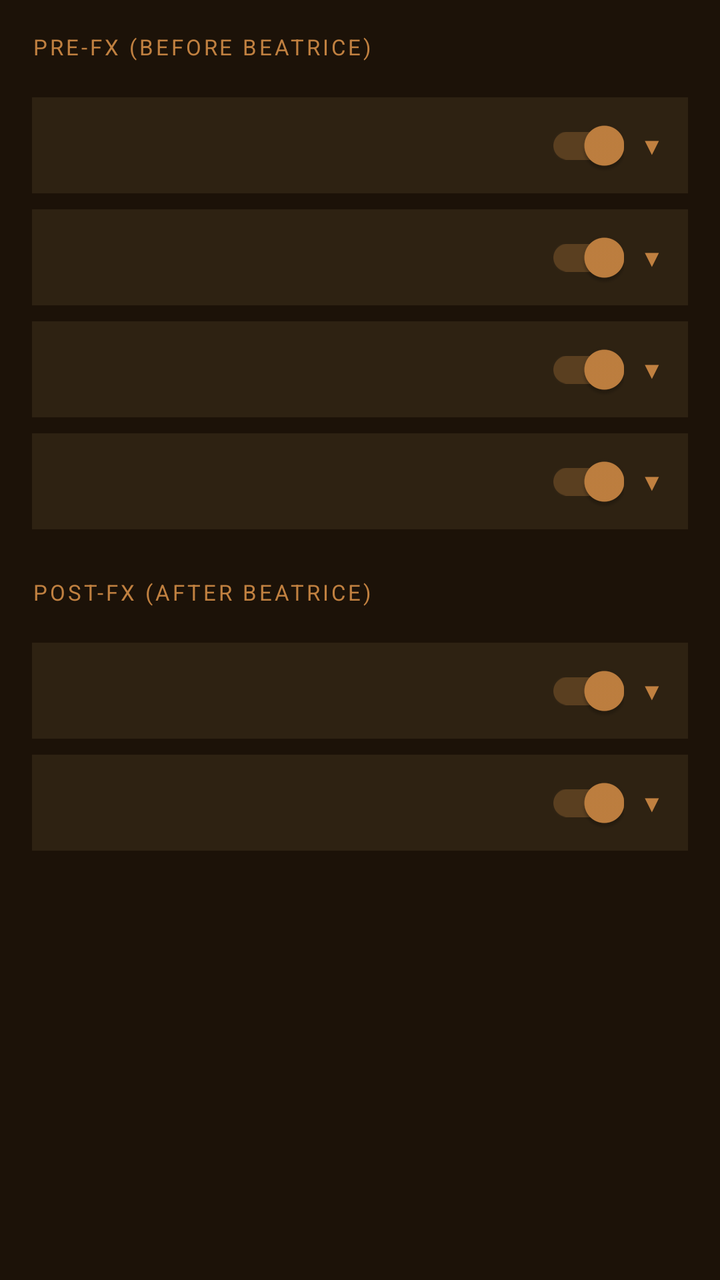
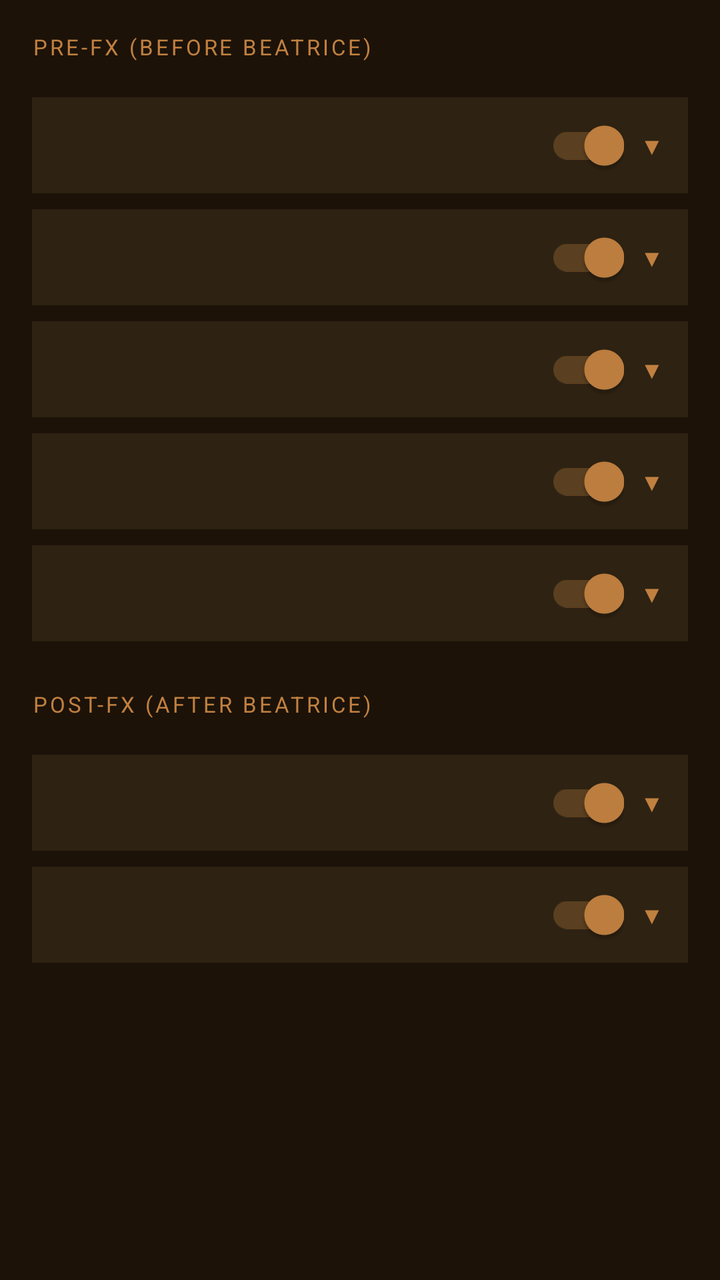

Before-and-after screenshots of an Android layout around one commit, followed by the original layout XML and the change that was made.
<!-- AndroidManifest.xml: application theme Theme.beatriceapp -->
<!-- res/layout/fragment_effector.xml -->
<?xml version="1.0" encoding="utf-8"?>
<ScrollView xmlns:android="http://schemas.android.com/apk/res/android"
    xmlns:app="http://schemas.android.com/apk/res-auto"
    android:layout_width="match_parent"
    android:layout_height="match_parent"
    android:background="@color/vst_bg_primary">

    <LinearLayout
        android:layout_width="match_parent"
        android:layout_height="wrap_content"
        android:orientation="vertical"
        android:padding="16dp">

        
        <TextView
            android:layout_width="match_parent"
            android:layout_height="wrap_content"
            android:text="@string/section_pre_fx"
            android:textColor="@color/vst_accent"
            android:textSize="11sp"
            android:textAllCaps="true"
            android:letterSpacing="0.12"
            android:layout_marginBottom="10dp" />

        
        <include
            android:id="@+id/amplifier_section_header"
            layout="@layout/item_effector_section" />

        <LinearLayout
            android:id="@+id/amplifier_content"
            android:layout_width="match_parent"
            android:layout_height="wrap_content"
            android:orientation="vertical"
            android:visibility="gone"
            android:padding="12dp"
            android:background="@color/vst_bg_secondary">

            <include
                android:id="@+id/amplifier_gain_slider"
                layout="@layout/item_effector_slider" />
        </LinearLayout>

        
        <include
            android:id="@+id/noise_gate_section_header"
            layout="@layout/item_effector_section" />

        <LinearLayout
            android:id="@+id/noise_gate_content"
            android:layout_width="match_parent"
            android:layout_height="wrap_content"
            android:orientation="vertical"
            android:visibility="gone"
            android:padding="12dp"
            android:background="@color/vst_bg_secondary">

            <include
                android:id="@+id/noise_gate_meters"
                layout="@layout/item_effector_dynamic_meters" />

            <include
                android:id="@+id/noise_gate_threshold_slider"
                layout="@layout/item_effector_slider" />

            <include
                android:id="@+id/noise_gate_range_slider"
                layout="@layout/item_effector_slider" />

            <include
                android:id="@+id/noise_gate_attack_slider"
                layout="@layout/item_effector_slider" />

            <include
                android:id="@+id/noise_gate_release_slider"
                layout="@layout/item_effector_slider" />
        </LinearLayout>

        
        <include
            android:id="@+id/compressor_section_header"
            layout="@layout/item_effector_section" />

        <LinearLayout
            android:id="@+id/compressor_content"
            android:layout_width="match_parent"
            android:layout_height="wrap_content"
            android:orientation="vertical"
            android:visibility="gone"
            android:padding="12dp"
            android:background="@color/vst_bg_secondary">

            <include
                android:id="@+id/compressor_meters"
                layout="@layout/item_effector_dynamic_meters" />

            <include
                android:id="@+id/compressor_threshold_slider"
                layout="@layout/item_effector_slider" />

            <include
                android:id="@+id/compressor_ratio_slider"
                layout="@layout/item_effector_slider" />

            <include
                android:id="@+id/compressor_attack_slider"
                layout="@layout/item_effector_slider" />

            <include
                android:id="@+id/compressor_release_slider"
                layout="@layout/item_effector_slider" />

            <include
                android:id="@+id/compressor_makeup_gain_slider"
                layout="@layout/item_effector_slider" />
        </LinearLayout>

        
        <include
            android:id="@+id/pre_equalizer_section_header"
            layout="@layout/item_effector_section" />

        <LinearLayout
            android:id="@+id/pre_equalizer_content"
            android:layout_width="match_parent"
            android:layout_height="wrap_content"
            android:orientation="vertical"
            android:visibility="gone"
            android:padding="12dp"
            android:background="@color/vst_bg_secondary">

            <com.gokrack.beatriceapp.view.EqCurveView
                android:id="@+id/pre_equalizer_curve"
                android:layout_width="match_parent"
                android:layout_height="160dp"
                android:layout_marginBottom="12dp"
                android:background="@color/vst_bg_card" />

            <include
                android:id="@+id/pre_eq_band_0"
                layout="@layout/item_eq_band" />

            <include
                android:id="@+id/pre_eq_band_1"
                layout="@layout/item_eq_band" />

            <include
                android:id="@+id/pre_eq_band_2"
                layout="@layout/item_eq_band" />
        </LinearLayout>

        
        <TextView
            android:layout_width="match_parent"
            android:layout_height="wrap_content"
            android:text="@string/section_post_fx"
            android:textColor="@color/vst_accent"
            android:textSize="11sp"
            android:textAllCaps="true"
            android:letterSpacing="0.12"
            android:layout_marginTop="24dp"
            android:layout_marginBottom="10dp" />

        
        <include
            android:id="@+id/post_equalizer_section_header"
            layout="@layout/item_effector_section" />

        <LinearLayout
            android:id="@+id/post_equalizer_content"
            android:layout_width="match_parent"
            android:layout_height="wrap_content"
            android:orientation="vertical"
            android:visibility="gone"
            android:padding="12dp"
            android:background="@color/vst_bg_secondary">

            <com.gokrack.beatriceapp.view.EqCurveView
                android:id="@+id/post_equalizer_curve"
                android:layout_width="match_parent"
                android:layout_height="160dp"
                android:layout_marginBottom="12dp"
                android:background="@color/vst_bg_card" />

            <include
                android:id="@+id/post_eq_band_0"
                layout="@layout/item_eq_band" />

            <include
                android:id="@+id/post_eq_band_1"
                layout="@layout/item_eq_band" />

            <include
                android:id="@+id/post_eq_band_2"
                layout="@layout/item_eq_band" />

            <include
                android:id="@+id/post_eq_band_3"
                layout="@layout/item_eq_band" />

            <include
                android:id="@+id/post_eq_band_4"
                layout="@layout/item_eq_band" />
        </LinearLayout>

        
        <include
            android:id="@+id/limiter_section_header"
            layout="@layout/item_effector_section" />

        <LinearLayout
            android:id="@+id/limiter_content"
            android:layout_width="match_parent"
            android:layout_height="wrap_content"
            android:orientation="vertical"
            android:visibility="gone"
            android:padding="12dp"
            android:layout_marginBottom="48dp"
            android:background="@color/vst_bg_secondary">

            <include
                android:id="@+id/limiter_meters"
                layout="@layout/item_effector_dynamic_meters" />

            <include
                android:id="@+id/limiter_threshold_slider"
                layout="@layout/item_effector_slider" />

            <include
                android:id="@+id/limiter_attack_slider"
                layout="@layout/item_effector_slider" />

            <include
                android:id="@+id/limiter_release_slider"
                layout="@layout/item_effector_slider" />
        </LinearLayout>

    </LinearLayout>
</ScrollView>
<!-- res/layout/item_effector_section.xml (included above) -->
<?xml version="1.0" encoding="utf-8"?>
<LinearLayout xmlns:android="http://schemas.android.com/apk/res/android"
    android:id="@+id/section_header"
    android:layout_width="match_parent"
    android:layout_height="48dp"
    android:orientation="horizontal"
    android:gravity="center_vertical"
    android:background="@color/vst_bg_card"
    android:paddingStart="12dp"
    android:paddingEnd="12dp"
    android:layout_marginTop="8dp">

    <TextView
        android:id="@+id/section_title"
        android:layout_width="0dp"
        android:layout_height="wrap_content"
        android:layout_weight="1"
        android:textColor="@color/vst_text_primary"
        android:textSize="15sp"
        android:textStyle="bold" />

    <androidx.appcompat.widget.SwitchCompat
        android:id="@+id/section_switch"
        android:layout_width="wrap_content"
        android:layout_height="wrap_content"
        android:checked="true" />

    <TextView
        android:id="@+id/section_arrow"
        android:layout_width="wrap_content"
        android:layout_height="wrap_content"
        android:layout_marginStart="8dp"
        android:text="▼"
        android:textColor="@color/vst_accent"
        android:textSize="12sp" />
</LinearLayout>
<!-- res/layout/item_effector_slider.xml (included above) -->
<?xml version="1.0" encoding="utf-8"?>
<LinearLayout xmlns:android="http://schemas.android.com/apk/res/android"
    xmlns:app="http://schemas.android.com/apk/res-auto"
    android:layout_width="match_parent"
    android:layout_height="wrap_content"
    android:orientation="vertical"
    android:layout_marginTop="8dp">

    <LinearLayout
        android:layout_width="match_parent"
        android:layout_height="wrap_content"
        android:orientation="horizontal">

        <TextView
            android:id="@+id/effector_slider_label"
            android:layout_width="0dp"
            android:layout_height="wrap_content"
            android:layout_weight="1"
            android:textColor="@color/vst_text_secondary"
            android:textSize="13sp" />

        <TextView
            android:id="@+id/effector_slider_value"
            android:layout_width="80dp"
            android:layout_height="wrap_content"
            android:textColor="@color/vst_text_primary"
            android:textSize="13sp"
            android:gravity="end" />
    </LinearLayout>

    <LinearLayout
        android:layout_width="match_parent"
        android:layout_height="wrap_content"
        android:orientation="horizontal"
        android:gravity="center_vertical">

        <Button
            android:id="@+id/effector_slider_decrement"
            style="@style/Widget.MaterialComponents.Button.TextButton"
            android:layout_width="36dp"
            android:layout_height="36dp"
            android:minWidth="0dp"
            android:minHeight="0dp"
            android:padding="0dp"
            android:text="−"
            android:textColor="@color/vst_accent"
            android:textSize="18sp" />

        <com.google.android.material.slider.Slider
            android:id="@+id/effector_slider"
            android:layout_width="0dp"
            android:layout_height="wrap_content"
            android:layout_weight="1"
            app:trackColorActive="@color/vst_accent"
            app:trackColorInactive="@color/vst_slider_inactive"
            app:thumbColor="@color/vst_accent" />

        <Button
            android:id="@+id/effector_slider_increment"
            style="@style/Widget.MaterialComponents.Button.TextButton"
            android:layout_width="36dp"
            android:layout_height="36dp"
            android:minWidth="0dp"
            android:minHeight="0dp"
            android:padding="0dp"
            android:text="+"
            android:textColor="@color/vst_accent"
            android:textSize="18sp" />
    </LinearLayout>
</LinearLayout>
<!-- res/layout/item_effector_dynamic_meters.xml (included above) -->
<?xml version="1.0" encoding="utf-8"?>
<LinearLayout xmlns:android="http://schemas.android.com/apk/res/android"
    android:layout_width="match_parent"
    android:layout_height="wrap_content"
    android:orientation="vertical"
    android:layout_marginTop="8dp">

    <TextView
        android:id="@+id/dynamic_meters_label"
        android:layout_width="match_parent"
        android:layout_height="wrap_content"
        android:text="@string/peak"
        android:textColor="@color/vst_text_secondary"
        android:textSize="12sp" />

    <com.gokrack.beatriceapp.view.PeakMeterView
        android:id="@+id/input_peak_meter"
        android:layout_width="match_parent"
        android:layout_height="10dp"
        android:layout_marginTop="2dp" />

    <com.gokrack.beatriceapp.view.GainReductionBarView
        android:id="@+id/gain_reduction_bar"
        android:layout_width="match_parent"
        android:layout_height="1dp"
        android:layout_marginTop="0dp" />

    <com.gokrack.beatriceapp.view.PeakMeterView
        android:id="@+id/output_peak_meter"
        android:layout_width="match_parent"
        android:layout_height="10dp"
        android:layout_marginTop="0dp" />
        
    <com.gokrack.beatriceapp.view.PeakMeterView
        android:id="@+id/tick_meter"
        android:layout_width="match_parent"
        android:layout_height="8dp"
        android:layout_marginTop="0dp" /></LinearLayout>
<!-- res/layout/item_eq_band.xml (included above) -->
<?xml version="1.0" encoding="utf-8"?>
<LinearLayout xmlns:android="http://schemas.android.com/apk/res/android"
    xmlns:app="http://schemas.android.com/apk/res-auto"
    android:id="@+id/eq_band_root"
    android:layout_width="match_parent"
    android:layout_height="wrap_content"
    android:orientation="vertical"
    android:padding="12dp"
    android:layout_marginTop="8dp"
    android:background="@color/vst_bg_card">

    <LinearLayout
        android:id="@+id/eq_band_header"
        android:layout_width="match_parent"
        android:layout_height="wrap_content"
        android:orientation="horizontal"
        android:gravity="center_vertical"
        android:layout_marginBottom="8dp">

        <TextView
            android:id="@+id/eq_band_title"
            android:layout_width="0dp"
            android:layout_height="wrap_content"
            android:layout_weight="1"
            android:textColor="@color/vst_accent"
            android:textSize="12sp" />

        <TextView
            android:id="@+id/eq_band_arrow"
            android:layout_width="wrap_content"
            android:layout_height="wrap_content"
            android:text="▼"
            android:textColor="@color/vst_accent"
            android:textSize="12sp" />
    </LinearLayout>

    <View
        android:id="@+id/eq_band_top_divider"
        android:layout_width="match_parent"
        android:layout_height="1dp"
        android:background="@color/vst_divider"
        android:layout_marginBottom="8dp" />

    <LinearLayout
        android:id="@+id/eq_band_controls"
        android:layout_width="match_parent"
        android:layout_height="wrap_content"
        android:orientation="vertical"
        android:visibility="gone">

    <com.google.android.material.textfield.TextInputLayout
        android:layout_width="match_parent"
        android:layout_height="wrap_content"
        android:hint="@string/filter_type"
        style="@style/Widget.MaterialComponents.TextInputLayout.FilledBox.ExposedDropdownMenu"
        app:boxBackgroundColor="@color/vst_bg_secondary">

        <AutoCompleteTextView
            android:id="@+id/eq_band_type"
            android:layout_width="match_parent"
            android:layout_height="wrap_content"
            android:inputType="none"
            android:textColor="@color/vst_text_primary" />
    </com.google.android.material.textfield.TextInputLayout>

    <include
        android:id="@+id/eq_band_frequency"
        layout="@layout/item_effector_slider"
        android:layout_width="match_parent"
        android:layout_height="wrap_content" />

    <include
        android:id="@+id/eq_band_q"
        layout="@layout/item_effector_slider"
        android:layout_width="match_parent"
        android:layout_height="wrap_content" />

    <include
        android:id="@+id/eq_band_gain"
        layout="@layout/item_effector_slider"
        android:layout_width="match_parent"
        android:layout_height="wrap_content" />

    </LinearLayout>

</LinearLayout>
<!-- resources referenced by this layout -->
<resources>
  <color name="vst_accent">#C08040</color>
  <color name="vst_bg_card">#2E2212</color>
  <color name="vst_bg_primary">#1C1208</color>
  <color name="vst_bg_secondary">#251A0A</color>
  <color name="vst_divider">#3C2A14</color>
  <color name="vst_slider_inactive">#4A3020</color>
  <color name="vst_text_primary">#EEE4D0</color>
  <color name="vst_text_secondary">#9A8068</color>
  <string name="filter_type">Filter Type</string>
  <string name="peak">Peak</string>
  <string name="section_post_fx">Post-FX (after Beatrice)</string>
  <string name="section_pre_fx">Pre-FX (before Beatrice)</string>
  <style name="Theme.beatriceapp" parent="Theme.MaterialComponents.DayNight.NoActionBar">
          <item name="colorPrimary">@color/vst_accent</item>
          <item name="colorPrimaryVariant">@color/vst_accent_dark</item>
          <item name="colorOnPrimary">@color/white</item>
          <item name="colorSecondary">@color/vst_accent_teal</item>
          <item name="colorSecondaryVariant">@color/vst_accent_teal</item>
          <item name="colorOnSecondary">@color/white</item>
          <item name="colorSurface">@color/vst_bg_secondary</item>
          <item name="colorOnSurface">@color/vst_text_primary</item>
          <item name="android:colorBackground">@color/vst_bg_primary</item>
          <item name="android:statusBarColor">@color/vst_bg_primary</item>
          <item name="android:windowLightStatusBar" tools:targetApi="23">false</item>
          <item name="android:textColorPrimary">@color/vst_text_primary</item>
          <item name="android:textColorSecondary">@color/vst_text_secondary</item>
          <item name="colorControlActivated">@color/vst_accent</item>
          <item name="colorPrimaryDark">@color/vst_bg_primary</item>
          <item name="android:windowDrawsSystemBarBackgrounds">true</item>
      </style>
  <color name="vst_accent_dark">#9A5E24</color>
  <color name="white">#FFFFFFFF</color>
  <color name="vst_accent_teal">#D4A464</color>
</resources>

<!-- the commit's change to res/layout/fragment_effector.xml (unified diff, before → after) -->
@@ -39,6 +39,107 @@
             <include
                 android:id="@+id/amplifier_gain_slider"
                 layout="@layout/item_effector_slider" />
+        </LinearLayout>
+
+        
+        <include
+            android:id="@+id/rnnoise_section_header"
+            layout="@layout/item_effector_section" />
+
+        <LinearLayout
+            android:id="@+id/rnnoise_content"
+            android:layout_width="match_parent"
+            android:layout_height="wrap_content"
+            android:orientation="vertical"
+            android:visibility="gone"
+            android:padding="12dp"
+            android:background="@color/vst_bg_secondary">
+
+            <LinearLayout
+                android:layout_width="match_parent"
+                android:layout_height="wrap_content"
+                android:orientation="horizontal"
+                android:gravity="center_vertical"
+                android:layout_marginBottom="8dp">
+
+                <TextView
+                    android:layout_width="0dp"
+                    android:layout_height="wrap_content"
+                    android:layout_weight="1"
+                    android:text="@string/rnnoise_ready"
+                    android:textColor="@color/vst_text_secondary"
+                    android:textSize="12sp" />
+
+                <TextView
+                    android:id="@+id/rnnoise_ready_value"
+                    android:layout_width="wrap_content"
+                    android:layout_height="wrap_content"
+                    android:text="@string/rnnoise_ready_no"
+                    android:textColor="@color/vst_text_primary"
+                    android:textSize="12sp"
+                    android:textStyle="bold" />
+            </LinearLayout>
+
+            <LinearLayout
+                android:layout_width="match_parent"
+                android:layout_height="wrap_content"
+                android:orientation="horizontal"
+                android:gravity="center_vertical">
+
+                <TextView
+                    android:layout_width="0dp"
+                    android:layout_height="wrap_content"
+                    android:layout_weight="1"
+                    android:text="@string/rnnoise_vad"
+                    android:textColor="@color/vst_text_secondary"
+                    android:textSize="12sp" />
+
+                <TextView
+                    android:id="@+id/rnnoise_vad_value"
+                    android:layout_width="wrap_content"
+                    android:layout_height="wrap_content"
+                    android:text="0.00"
+                    android:textColor="@color/vst_text_primary"
+                    android:textSize="12sp"
+                    android:textStyle="bold" />
+            </LinearLayout>
+
+            <ProgressBar
+                android:id="@+id/rnnoise_vad_bar"
+                style="?android:attr/progressBarStyleHorizontal"
+                android:layout_width="match_parent"
+                android:layout_height="8dp"
+                android:layout_marginTop="8dp"
+                android:max="1000"
+                android:progress="0"
+                android:progressTint="@color/vst_accent"
+                android:progressBackgroundTint="@color/vst_bg_card" />
+
+            <TextView
+                android:layout_width="match_parent"
+                android:layout_height="wrap_content"
+                android:layout_marginTop="12dp"
+                android:text="@string/peak"
+                android:textColor="@color/vst_text_secondary"
+                android:textSize="12sp" />
+
+            <com.gokrack.beatriceapp.view.PeakMeterView
+                android:id="@+id/rnnoise_input_peak_meter"
+                android:layout_width="match_parent"
+                android:layout_height="10dp"
+                android:layout_marginTop="2dp" />
+
+            <com.gokrack.beatriceapp.view.PeakMeterView
+                android:id="@+id/rnnoise_output_peak_meter"
+                android:layout_width="match_parent"
+                android:layout_height="10dp"
+                android:layout_marginTop="0dp" />
+
+            <com.gokrack.beatriceapp.view.PeakMeterView
+                android:id="@+id/rnnoise_tick_meter"
+                android:layout_width="match_parent"
+                android:layout_height="8dp"
+                android:layout_marginTop="0dp" />
         </LinearLayout>
 
         
<!-- resource entries referenced after the edit -->
@@ -10,6 +10,9 @@
   <color name="vst_text_secondary">#9A8068</color>
   <string name="filter_type">Filter Type</string>
   <string name="peak">Peak</string>
+  <string name="rnnoise_ready">Ready</string>
+  <string name="rnnoise_ready_no">No</string>
+  <string name="rnnoise_vad">VAD</string>
   <string name="section_post_fx">Post-FX (after Beatrice)</string>
   <string name="section_pre_fx">Pre-FX (before Beatrice)</string>
   <style name="Theme.beatriceapp" parent="Theme.MaterialComponents.DayNight.NoActionBar">
